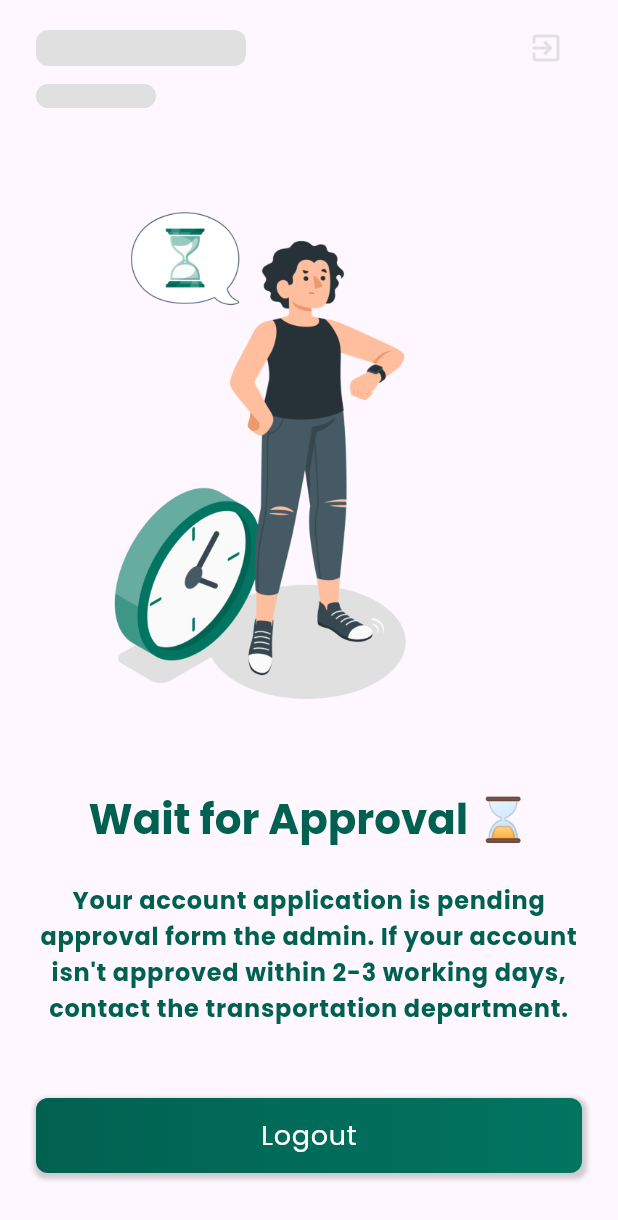
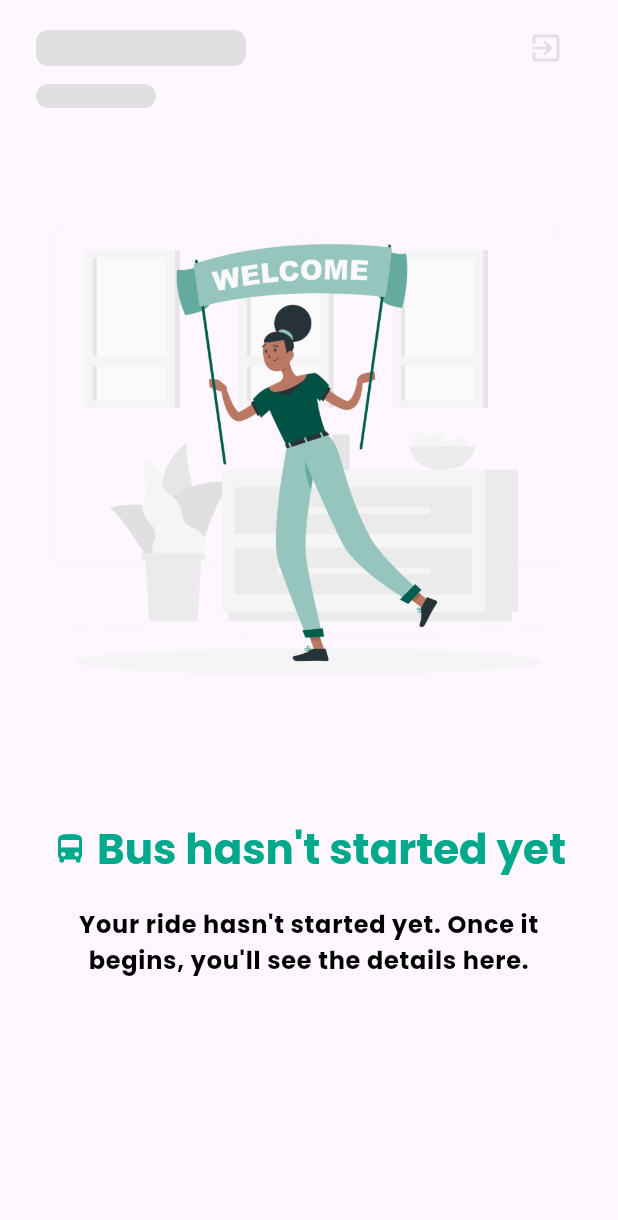
Before and after one commit to itsakhlaqahmed/ubts_fyp, a Flutter app: the Home screen opened directly, on a phone screen of 412 x 824 dp. Shown: the top 1220 px of the screen. Run offline on Flutter 3.47's test engine with Material 3 defaults, Android fonts, the phone set to English and light mode, and no system bars; drawn by our look-alikes of shimmer; our stand-ins replace cloud_firestore, email_validator, firebase_auth, firebase_core, flutter_animate, flutter_native_splash and 6 more; missing offline and left inert: flutter_polyline_points; accounts and stored records are empty.

Commit message:
added Ridestatus screen

```diff
--- a/lib/pages/home.dart
+++ b/lib/pages/home.dart
@@ -13,6 +13,7 @@
 import 'package:ubts_fyp/widgets/common/color_theme.dart';
 import 'package:ubts_fyp/widgets/home/home_map_card.dart';
 import 'package:ubts_fyp/widgets/home/not_approved.dart';
+import 'package:ubts_fyp/widgets/home/ride_status.dart';
 
 class Home extends StatefulWidget {
   const Home({super.key, this.user});
@@ -326,9 +327,10 @@
               ? _getTitleBar()
               : _getTitleBarSkeleton(),
           const SizedBox(height: 12),
-          NotApproved(
-            onSignout: _signOut,
-          ),
+          // NotApproved(
+          //   onSignout: _signOut,
+          // ),
+          const RideStatus(),
         ],
       );
     } else {
--- a/lib/widgets/home/not_approved.dart
+++ b/lib/widgets/home/not_approved.dart
@@ -50,7 +50,7 @@
               'Your account application is pending approval form the admin. If your account isn\'t approved within 2-3 working days, contact the transportation department.',
               textAlign: TextAlign.center,
               style: Theme.of(context).textTheme.bodyLarge!.copyWith(
-                    color: ColorTheme.primaryShade1,
+                    color: Colors.black,
                     fontWeight: FontWeight.bold,
 
                   ),
--- /dev/null
+++ b/lib/widgets/home/ride_status.dart
@@ -0,0 +1,75 @@
+import 'package:flutter/material.dart';
+import 'package:ubts_fyp/widgets/common/color_theme.dart';
+
+class RideStatus extends StatelessWidget {
+  const RideStatus({super.key});
+
+  final heading = 'Bus hasn\'t started yet';
+  final messsage =
+      'Your ride hasn\'t started yet. Once it begins, you\'ll see the details here.';
+
+  @override
+  Widget build(BuildContext context) {
+    return SingleChildScrollView(
+      child: Column(
+        crossAxisAlignment: CrossAxisAlignment.center,
+        mainAxisAlignment: MainAxisAlignment.center,
+        children: [
+          const SizedBox(
+            height: 24,
+          ),
+          SizedBox(
+            height: 400,
+            child: Image.asset(
+              'assets/welcome.png',
+              fit: BoxFit.cover,
+            ),
+          ),
+          // _userData[UserData.userId] != null
+          //     ? _getTitleBar()
+          //     : _getTitleBarSkeleton(),
+          const SizedBox(
+            height: 40,
+          ),
+          Row(
+            mainAxisAlignment: MainAxisAlignment.center,
+            children: [
+              Icon(
+                Icons.directions_bus,
+                color: ColorTheme.primaryTint1,
+              ),
+              const SizedBox(
+                width: 6,
+              ),
+              Text(
+                heading,
+                style: Theme.of(context).textTheme.titleLarge!.copyWith(
+                      fontWeight: FontWeight.bold,
+                      color: ColorTheme.primaryTint1,
+                      fontSize: 28,
+                    ),
+              ),
+            ],
+          ),
+          const SizedBox(
+            height: 20,
+          ),
+          Padding(
+            padding: const EdgeInsets.symmetric(horizontal: 24.0),
+            child: Text(
+              messsage,
+              textAlign: TextAlign.center,
+              style: Theme.of(context).textTheme.bodyLarge!.copyWith(
+                    color: Colors.black,
+                    fontWeight: FontWeight.bold,
+                  ),
+            ),
+          ),
+          const SizedBox(
+            height: 48,
+          ),
+        ],
+      ),
+    );
+  }
+}
```
